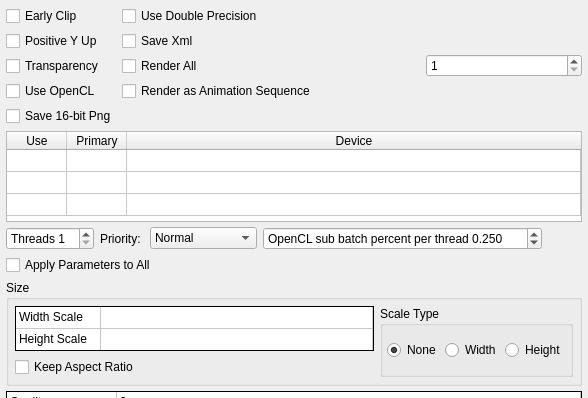
Before: the Qt Designer form Source/Fractorium/FinalRenderDialog.ui in typpos/fractorium, drawn with Qt 5; both pictures show x 0 to 588 and y 0 to 398 of the 588 by 838 pixel window.
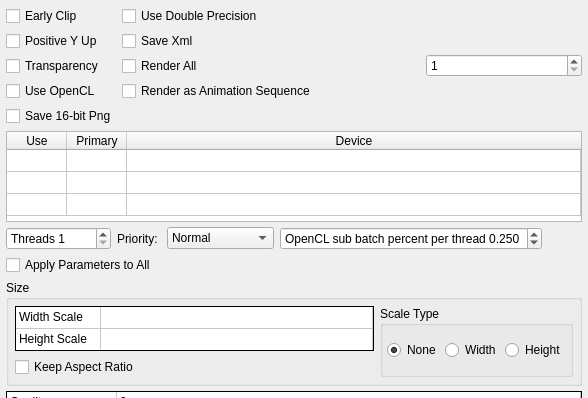
After: the same form once the commit is applied.

```diff
--- a/Source/Fractorium/FinalRenderDialog.ui
+++ b/Source/Fractorium/FinalRenderDialog.ui
@@ -345,7 +345,7 @@
          <item>
           <widget class="QSpinBox" name="FinalRenderThreadCountSpin">
            <property name="sizePolicy">
-            <sizepolicy hsizetype="Maximum" vsizetype="Fixed">
+            <sizepolicy hsizetype="Preferred" vsizetype="Fixed">
              <horstretch>0</horstretch>
              <verstretch>0</verstretch>
             </sizepolicy>
```
